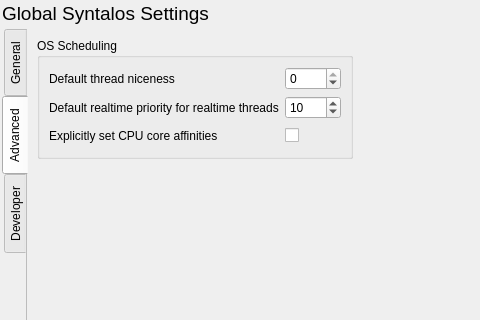
Above: src/globalconfigdialog.ui from syntalos/syntalos before the change; both pictures show x 0 to 480 and y 0 to 320 of the 783 by 536 pixel window. Below: the same form after it.
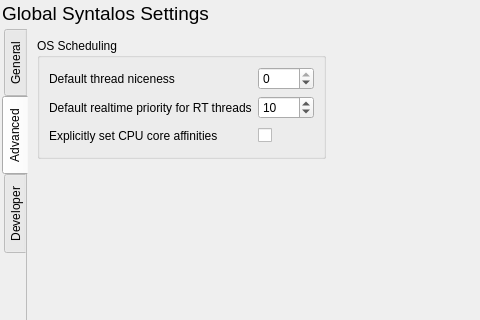
That is the form after the change. The open tabs and pages were chosen to show the change. Icons and pictures are not drawn.

Commit message: trivial: Shorten a form text slightly

What changed in the file:
```diff
--- a/src/globalconfigdialog.ui
+++ b/src/globalconfigdialog.ui
@@ -211,7 +211,7 @@
                <item row="1" column="0">
                 <widget class="QLabel" name="defaultRTPrioLabel">
                  <property name="text">
-                  <string>Default realtime priority for realtime threads</string>
+                  <string>Default realtime priority for RT threads</string>
                  </property>
                 </widget>
                </item>
```
